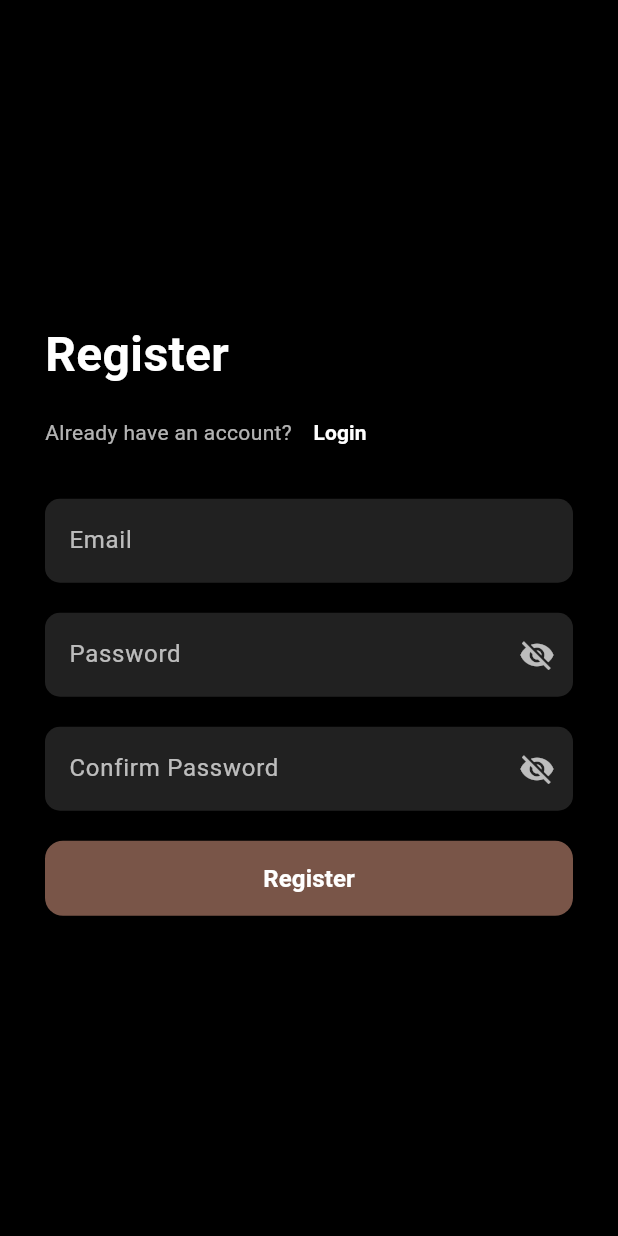
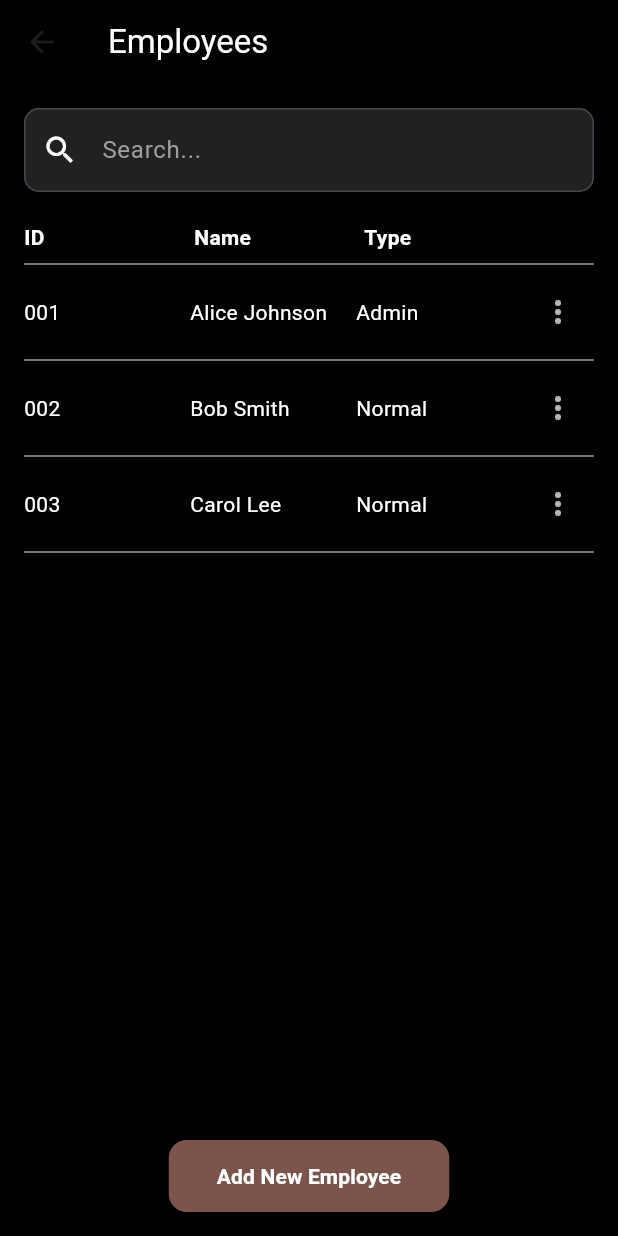
Before and after one commit to SLB-Capstone-Project/SLB_Capstone, a Flutter app: the screen it shows after launch, after a tap on "Register", on a phone screen of 412 x 824 dp. Run offline on Flutter 3.47's test engine with Material 3 defaults, Android fonts, the phone set to English and light mode, and no system bars; missing offline and left inert: barcode_scan2.

Commit message:
admin_pages and login hash

```diff
--- /dev/null
+++ b/SLB_Frontend/lib/admin/employee_management.dart
@@ -0,0 +1,179 @@
+import 'package:flutter/material.dart';
+import 'add_employee.dart'; // Make sure this exists
+
+class EmployeePage extends StatefulWidget {
+  const EmployeePage({super.key});
+
+  @override
+  State<EmployeePage> createState() => _EmployeePageState();
+}
+
+class _EmployeePageState extends State<EmployeePage> {
+  final TextEditingController searchController = TextEditingController();
+
+  List<Map<String, String>> employees = [
+    {'id': '001', 'name': 'Alice Johnson', 'department': 'HR', 'type': 'Admin'},
+    {'id': '002', 'name': 'Bob Smith', 'department': 'Engineering', 'type': 'Normal'},
+    {'id': '003', 'name': 'Carol Lee', 'department': 'Marketing', 'type': 'Normal'},
+  ];
+
+  String searchQuery = '';
+  Set<int> expandedRows = {};
+
+  @override
+  Widget build(BuildContext context) {
+    final filteredEmployees = employees.where((emp) {
+      final query = searchQuery.toLowerCase();
+      return emp['name']!.toLowerCase().contains(query) ||
+          emp['department']!.toLowerCase().contains(query) ||
+          emp['id']!.contains(query);
+    }).toList();
+
+    return Scaffold(
+      backgroundColor: Colors.black,
+      appBar: AppBar(
+        title: const Text('Employees', style: TextStyle(color: Colors.white)),
+        backgroundColor: Colors.black,
+        elevation: 0,
+      ),
+      body: Padding(
+        padding: const EdgeInsets.all(16),
+        child: Column(
+          children: [
+            // 🔍 Search Bar
+            TextField(
+              controller: searchController,
+              onChanged: (value) {
+                setState(() {
+                  searchQuery = value;
+                });
+              },
+              style: const TextStyle(color: Colors.white),
+              decoration: InputDecoration(
+                hintText: 'Search...',
+                hintStyle: const TextStyle(color: Colors.grey),
+                filled: true,
+                fillColor: Colors.grey[900],
+                border: OutlineInputBorder(
+                  borderRadius: BorderRadius.circular(10),
+                ),
+                prefixIcon: const Icon(Icons.search, color: Colors.white),
+              ),
+            ),
+            const SizedBox(height: 20),
+
+            // 📋 Table Header
+            Row(
+              children: const [
+                Expanded(child: Text('ID', style: TextStyle(color: Colors.white, fontWeight: FontWeight.bold))),
+                Expanded(child: Text('Name', style: TextStyle(color: Colors.white, fontWeight: FontWeight.bold))),
+                // Expanded(child: Text('Department', style: TextStyle(color: Colors.white, fontWeight: FontWeight.bold, fontSize: 12))),
+                Expanded(child: Text('Type', style: TextStyle(color: Colors.white, fontWeight: FontWeight.bold))),
+                SizedBox(width: 40),
+              ],
+            ),
+            const Divider(color: Colors.grey),
+
+            // 📄 Table Body
+            Expanded(
+              child: ListView.builder(
+                itemCount: filteredEmployees.length,
+                itemBuilder: (context, index) {
+                  final emp = filteredEmployees[index];
+                  final isExpanded = expandedRows.contains(index);
+
+                  return Column(
+                    children: [
+                      Row(
+                        children: [
+                          Expanded(child: Text(emp['id']!, style: const TextStyle(color: Colors.white))),
+                          Expanded(child: Text(emp['name']!, style: const TextStyle(color: Colors.white))),
+                          // Expanded(child: Text(emp['department']!, style: const TextStyle(color: Colors.white))),
+                          Expanded(child: Text(emp['type']!, style: const TextStyle(color: Colors.white))),
+                          IconButton(
+                            icon: Icon(
+                              isExpanded ? Icons.expand_less : Icons.more_vert,
+                              color: Colors.white70,
+                            ),
+                            onPressed: () {
+                              setState(() {
+                                if (isExpanded) {
+                                  expandedRows.remove(index);
+                                } else {
+                                  expandedRows.add(index);
+                                }
+                              });
+                            },
+                          )
+                        ],
+                      ),
+                      if (isExpanded)
+                        Padding(
+                          padding: const EdgeInsets.only(left: 12, bottom: 10),
+                          child: Row(
+                            children: [
+                              ElevatedButton.icon(
+                                onPressed: () {
+                                  // TODO: implement update functionality
+                                },
+                                icon: const Icon(Icons.edit, size: 16),
+                                label: const Text('Edit'),
+                                style: ElevatedButton.styleFrom(
+                                  backgroundColor: Colors.orangeAccent,
+                                  foregroundColor: Colors.black,
+                                  padding: const EdgeInsets.symmetric(horizontal: 12),
+                                ),
+                              ),
+                              const SizedBox(width: 10),
+                              ElevatedButton.icon(
+                                onPressed: () {
+                                  setState(() {
+                                    employees.removeAt(index);
+                                  });
+                                },
+                                icon: const Icon(Icons.delete, size: 16),
+                                label: const Text('Delete'),
+                                style: ElevatedButton.styleFrom(
+                                  backgroundColor: Colors.redAccent,
+                                  foregroundColor: Colors.white,
+                                  padding: const EdgeInsets.symmetric(horizontal: 12),
+                                ),
+                              ),
+                            ],
+                          ),
+                        ),
+                      const Divider(color: Colors.grey),
+                    ],
+                  );
+                },
+              ),
+            ),
+
+            const SizedBox(height: 20),
+
+            // ➕ Add New Employee Button
+            ElevatedButton(
+              onPressed: () {
+                Navigator.push(
+                  context,
+                  MaterialPageRoute(builder: (_) => const AddEmployeePage()),
+                );
+              },
+              style: ElevatedButton.styleFrom(
+                backgroundColor: const Color(0xFF7B544C),
+                padding: const EdgeInsets.symmetric(horizontal: 32, vertical: 14),
+                shape: RoundedRectangleBorder(
+                  borderRadius: BorderRadius.circular(12),
+                ),
+              ),
+              child: const Text(
+                'Add New Employee',
+                style: TextStyle(color: Colors.white, fontWeight: FontWeight.bold),
+              ),
+            ),
+          ],
+        ),
+      ),
+    );
+  }
+}
--- a/SLB_Frontend/lib/login_files/login_screen.dart
+++ b/SLB_Frontend/lib/login_files/login_screen.dart
@@ -1,13 +1,13 @@
+import 'dart:convert';
+import 'package:flutter/material.dart';
+import 'package:http/http.dart' as http;
+import 'package:crypto/crypto.dart'; // Import for hashing
 
-import 'dart:convert';
-import 'package:http/http.dart' as http;
-import 'package:flutter/material.dart';
-import 'register_screen.dart';
+import '../admin/employee_management.dart';
 import '../home_page.dart';
 
 class LoginScreen extends StatefulWidget {
   const LoginScreen({super.key});
-
 
   @override
   _LoginScreenState createState() => _LoginScreenState();
@@ -23,6 +23,13 @@ class _LoginScreenState extends State<LoginScreen> {
     setState(() => _obscurePassword = !_obscurePassword);
   }
 
+  /// New helper to hash password using sha256
+  String _hashPassword(String password) {
+    final bytes = utf8.encode(password);
+    final digest = sha256.convert(bytes);
+    return digest.toString(); // returns hex string
+  }
+
   Future<void> _login() async {
     if (emailController.text.isEmpty || passwordController.text.isEmpty) {
       ScaffoldMessenger.of(context).showSnackBar(
@@ -34,12 +41,14 @@ class _LoginScreenState extends State<LoginScreen> {
     final String apiUrl = "https://ptsv3.com/t/slb_login/";
 
     try {
+      final hashedPassword = _hashPassword(passwordController.text); // Use hashed password
+
       final response = await http.post(
         Uri.parse(apiUrl),
         headers: {"Content-Type": "application/json"},
         body: jsonEncode({
           "email": emailController.text,
-          "password": passwordController.text,
+          "password": hashedPassword,
         }),
       );
 
@@ -48,7 +57,6 @@ class _LoginScreenState extends State<LoginScreen> {
           SnackBar(content: Text("Login Successful! Redirecting to HomePage.")),
         );
 
-        // Navigate to HomePage after a successful login
         Navigator.pushReplacement(
           context,
           MaterialPageRoute(builder: (context) => HomePage()),
@@ -63,15 +71,12 @@ class _LoginScreenState extends State<LoginScreen> {
         SnackBar(content: Text("Error: $e"), backgroundColor: Colors.red),
       );
     }
-
   }
 
   @override
   Widget build(BuildContext context) {
     return Scaffold(
-
       backgroundColor: Colors.black,
-
       body: Center(
         child: Padding(
           padding: EdgeInsets.symmetric(horizontal: 30),
@@ -79,50 +84,38 @@ class _LoginScreenState extends State<LoginScreen> {
             mainAxisAlignment: MainAxisAlignment.center,
             crossAxisAlignment: CrossAxisAlignment.start,
             children: [
-
               Text("Login", style: TextStyle(color: Colors.white, fontSize: 32, fontWeight: FontWeight.bold)),
-
               SizedBox(height: 5),
               Row(
                 children: [
-                  Text(
-                    "Don't have an account?",
-                    style: TextStyle(color: Colors.white70, fontSize: 14),
-                  ),
+                  Text("Don't have an account?", style: TextStyle(color: Colors.white70, fontSize: 14)),
                   TextButton(
                     onPressed: () {
                       Navigator.push(
                         context,
-                        MaterialPageRoute(builder: (context) => RegisterScreen()),
+                        MaterialPageRoute(builder: (context) => EmployeePage()),
                       );
                     },
                     child: Text(
                       "Register",
-                      style: TextStyle(
-                        color: Colors.white,
-                        fontWeight: FontWeight.bold,
-                        fontSize: 14,
-                      ),
+                      style: TextStyle(color: Colors.white, fontWeight: FontWeight.bold, fontSize: 14),
                     ),
                   ),
                 ],
               ),
               SizedBox(height: 20),
-
-
               TextField(
                 controller: emailController,
                 style: TextStyle(color: Colors.white),
                 decoration: InputDecoration(
-
                   labelText: "Email",
                   labelStyle: TextStyle(color: Colors.white70),
-                  filled: true, fillColor: Colors.grey[900],
+                  filled: true,
+                  fillColor: Colors.grey[900],
                   border: OutlineInputBorder(borderRadius: BorderRadius.circular(10), borderSide: BorderSide.none),
                 ),
               ),
               SizedBox(height: 20),
-
               TextField(
                 controller: passwordController,
                 obscureText: _obscurePassword,
@@ -130,41 +123,34 @@ class _LoginScreenState extends State<LoginScreen> {
                 decoration: InputDecoration(
                   labelText: "Password",
                   labelStyle: TextStyle(color: Colors.white70),
-
-                  filled: true, fillColor: Colors.grey[900],
+                  filled: true,
+                  fillColor: Colors.grey[900],
                   border: OutlineInputBorder(borderRadius: BorderRadius.circular(10), borderSide: BorderSide.none),
                   suffixIcon: IconButton(
                     icon: Icon(_obscurePassword ? Icons.visibility_off : Icons.visibility, color: Colors.white70),
-
                     onPressed: _togglePasswordVisibility,
                   ),
                 ),
               ),
-
               SizedBox(height: 20),
               SizedBox(
-                width: double.infinity, // Make it full width
-                height: 50, // Increase height
+                width: double.infinity,
+                height: 50,
                 child: ElevatedButton(
                   onPressed: _login,
                   style: ElevatedButton.styleFrom(
-                    backgroundColor: Colors.brown, // Brown color (same as Register)
+                    backgroundColor: Colors.brown,
                     shape: RoundedRectangleBorder(
-                      borderRadius: BorderRadius.circular(12), // Match Register button
+                      borderRadius: BorderRadius.circular(12),
                     ),
-                    elevation: 0, // No shadow
+                    elevation: 0,
                   ),
                   child: Text(
                     "Log In",
-                    style: TextStyle(
-                      fontSize: 16,
-                      fontWeight: FontWeight.bold,
-                      color: Colors.white,
-                    ),
+                    style: TextStyle(fontSize: 16, fontWeight: FontWeight.bold, color: Colors.white),
                   ),
                 ),
               ),
-
             ],
           ),
         ),
```
Also changed, not shown: SLB_Frontend/lib/admin/add_employee.dart (added, +135 -0 lines), SLB_Frontend/flutter_01.png (added), SLB_Frontend/pubspec.lock.
